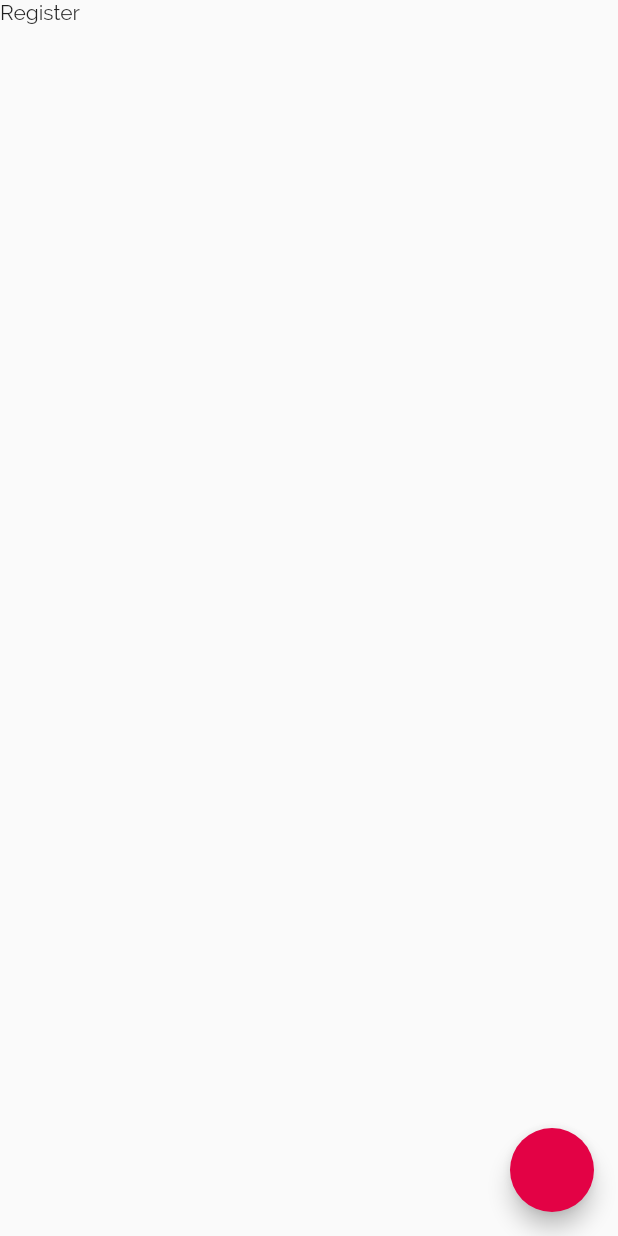
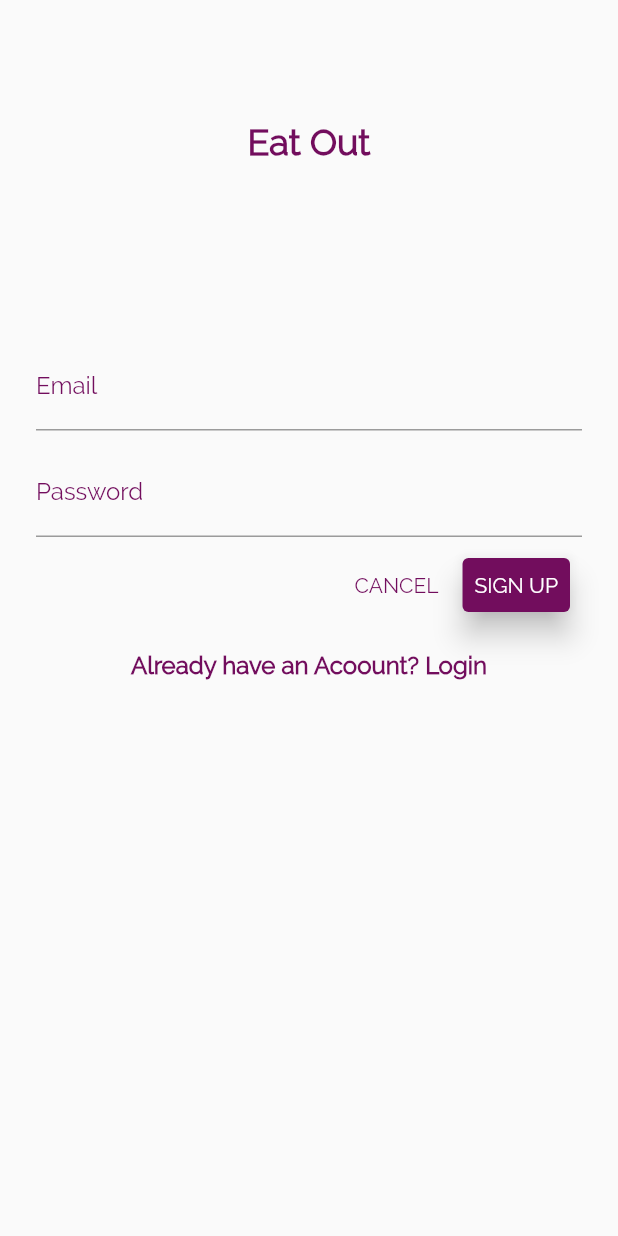
Before and after one commit to BrandonOdiwuor/Eat-Out, a Flutter app: the Register screen opened directly, on a phone screen of 412 x 824 dp. Run offline on Flutter 3.47's test engine with Material 2 defaults, Android fonts, the phone set to English and light mode, and no system bars; our stand-ins replace cloud_firestore, firebase_auth, rxdart; accounts and stored records are empty.

Commit message:
refactor authentication form

```diff
--- /dev/null
+++ b/lib/src/authentication_form.dart
@@ -0,0 +1,149 @@
+import 'package:flutter/material.dart';
+import 'package:meta/meta.dart';
+import 'colors.dart';
+import 'register.dart';
+
+class AuthenticationForm extends StatefulWidget {
+  final Function handler;
+  final String type;
+
+  AuthenticationForm({@required this.type, @required this.handler})
+    : assert(type != null),
+      assert(handler != null);
+
+  @override
+  _AuthenticationFormState createState() => _AuthenticationFormState();
+}
+
+class _AuthenticationFormState extends State<AuthenticationForm> {
+  final _emailController = TextEditingController();
+  final _passwordControlelr = TextEditingController();
+  String text;
+  Function onTap;
+
+  @override
+  void initState() {
+    if(widget.type.toUpperCase() == 'LOGIN') {
+      text = 'No account yet? Create one';
+      onTap = () {
+        Navigator.push(
+          context,
+          MaterialPageRoute(
+            builder: (context) => Register(),
+          ),
+        );
+      };
+    } else {
+      text = 'Already have an Acoount? Login';
+      onTap = () {
+        Navigator.pop(context);
+      };
+    }
+    super.initState();
+  }
+
+  @override
+  Widget build(BuildContext context) {
+    return Scaffold(
+      //backgroundColor: cranePurple800,
+      body: SafeArea(
+        child: ListView(
+          padding: EdgeInsets.symmetric(horizontal: 24.0),
+          children: <Widget>[
+            SizedBox(height: 80.0),
+            Column(
+              children: <Widget>[
+                Text(
+                  'Eat Out',
+                  style: TextStyle(
+                    fontWeight: FontWeight.w700,
+                    fontSize: 24.0,
+                    color: cranePurple700,
+                  ),
+                ),
+              ],
+            ),
+            SizedBox(height: 120.0),
+            TextField(
+              controller: _emailController,
+              decoration: InputDecoration(
+                labelText: 'Email',
+                labelStyle: TextStyle(
+                  color: cranePurple700,
+                ),
+              ),
+            ),
+            SizedBox(height: 12.0),
+            TextField(
+              controller: _passwordControlelr,
+              decoration: InputDecoration(
+                labelText: 'Password',
+                labelStyle: TextStyle(
+                  color: cranePurple700,
+                ),
+              ),
+              obscureText: true,
+            ),
+            ButtonBar(
+              children: <Widget>[
+                FlatButton(
+                  child: Text(
+                    'CANCEL',
+                    style: TextStyle(
+                      color: cranePurple700,
+                    ),
+                  ),
+                  shape: RoundedRectangleBorder(
+                      borderRadius: BorderRadius.all(Radius.circular(4.0))
+                  ),
+                  onPressed: () {
+                    _emailController.clear();
+                    _passwordControlelr.clear();
+                  },
+                ),
+                RaisedButton(
+                  color: cranePurple700,
+                  child: Text(
+                    widget.type.toUpperCase(),
+                    style: TextStyle(
+                      color: Colors.white,
+                    ),
+                  ),
+                  elevation: 8.0,
+                  shape: RoundedRectangleBorder(
+                      borderRadius: BorderRadius.all(Radius.circular(4.0))
+                  ),
+                  onPressed: () {
+                    Navigator.pop(context);
+                    _handler;
+                  },
+                ),
+              ],
+            ),
+            SizedBox(height: 12.0),
+            Center(
+              child: GestureDetector(
+                child: Text(
+                  text,
+                  style: TextStyle(
+                    fontWeight: FontWeight.w700,
+                    fontSize: 16.0,
+                    color: cranePurple700,
+                  ),
+                ),
+                onTap: onTap,
+              ),
+            ),
+          ],
+        ),
+      ),
+    );
+  }
+
+  void _handler() {
+    widget.handler(
+      email: _emailController.text,
+      password: _passwordControlelr.text,
+    );
+  }
+}
--- a/lib/src/register.dart
+++ b/lib/src/register.dart
@@ -1,22 +1,18 @@
 import 'package:flutter/material.dart';
+import 'authentication_form.dart';
 
-class Register extends StatefulWidget {
-  @override
-  _RegisterState createState() => _RegisterState();
-}
-
-class _RegisterState extends State<Register> {
+class Register extends StatelessWidget {
   @override
   Widget build(BuildContext context) {
     return Scaffold(
-      body: SafeArea(
-        child: Text('Register'),
-      ),
-      floatingActionButton: FloatingActionButton(
-        onPressed: () {
-          Navigator.pop(context);
-        },
+      body: AuthenticationForm(
+        type: 'SIGN UP',
+        handler: handler,
       ),
     );
   }
+
+  void handler({String email, String password}) {
+
+  }
 }
```
Also changed, not shown: lib/src/login.dart (+7 -111 lines), 1 other file.
